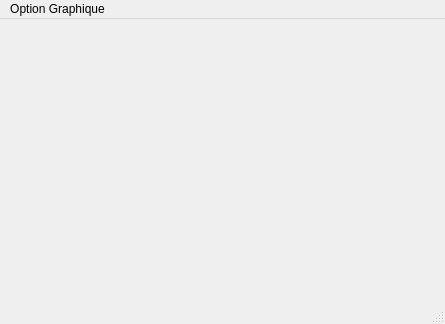
Before: the Qt Designer form view/ui/physique.ui in aubinJonah/TP4_info3, drawn with Qt 5.
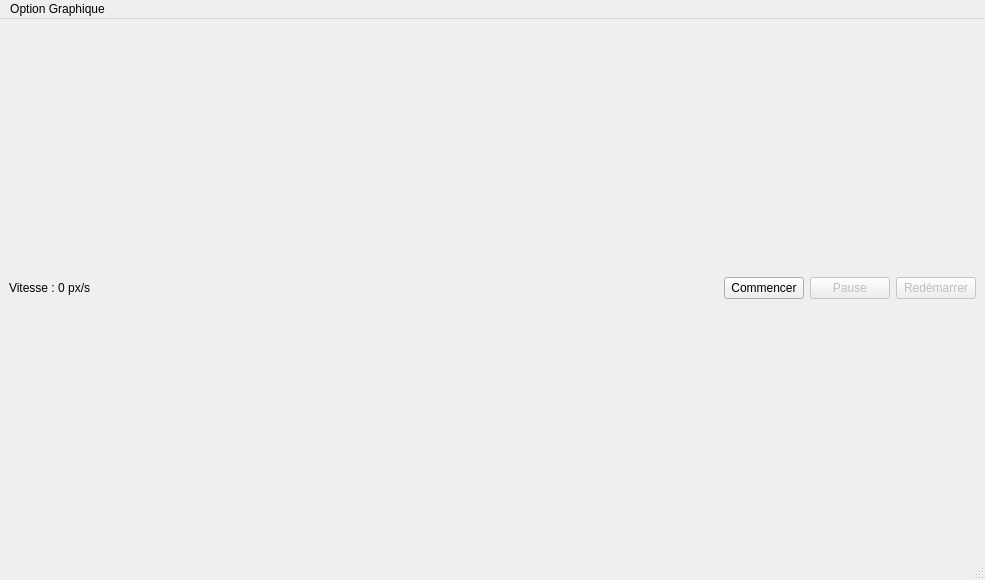
After: the same form once the commit is applied.

Commit message: Ajout d'un compteur de vitesse et des boutons pour la gestion de l'état de la simulation

Diff of the .ui file:
```diff
--- a/view/ui/physique.ui
+++ b/view/ui/physique.ui
@@ -6,8 +6,8 @@
    <rect>
     <x>0</x>
     <y>0</y>
-    <width>445</width>
-    <height>324</height>
+    <width>985</width>
+    <height>580</height>
    </rect>
   </property>
   <property name="windowTitle">
@@ -16,7 +16,62 @@
   <widget class="QWidget" name="centralwidget">
    <layout class="QVBoxLayout" name="verticalLayout">
     <item>
-     <layout class="QVBoxLayout" name="layout"/>
+     <layout class="QVBoxLayout" name="layout">
+      <property name="sizeConstraint">
+       <enum>QLayout::SetDefaultConstraint</enum>
+      </property>
+     </layout>
+    </item>
+    <item>
+     <layout class="QHBoxLayout" name="horizontalLayout">
+      <item>
+       <widget class="QLabel" name="CompteurVitesse">
+        <property name="text">
+         <string>Vitesse : 0 px/s</string>
+        </property>
+       </widget>
+      </item>
+      <item>
+       <spacer name="horizontalSpacer">
+        <property name="orientation">
+         <enum>Qt::Horizontal</enum>
+        </property>
+        <property name="sizeHint" stdset="0">
+         <size>
+          <width>40</width>
+          <height>20</height>
+         </size>
+        </property>
+       </spacer>
+      </item>
+      <item>
+       <widget class="QPushButton" name="StartpushButton">
+        <property name="text">
+         <string>Commencer</string>
+        </property>
+       </widget>
+      </item>
+      <item>
+       <widget class="QPushButton" name="PausepushButton">
+        <property name="enabled">
+         <bool>false</bool>
+        </property>
+        <property name="text">
+         <string>Pause</string>
+        </property>
+       </widget>
+      </item>
+      <item>
+       <widget class="QPushButton" name="RedemarrerpushButton">
+        <property name="enabled">
+         <bool>false</bool>
+        </property>
+        <property name="text">
+         <string>Redémarrer</string>
+        </property>
+       </widget>
+      </item>
+     </layout>
     </item>
    </layout>
   </widget>
@@ -25,8 +80,8 @@
     <rect>
      <x>0</x>
      <y>0</y>
-     <width>445</width>
-     <height>21</height>
+     <width>985</width>
+     <height>26</height>
     </rect>
    </property>
    <widget class="QMenu" name="menuAjouter_Graphique">
```
The commit also changes 3 other files.
